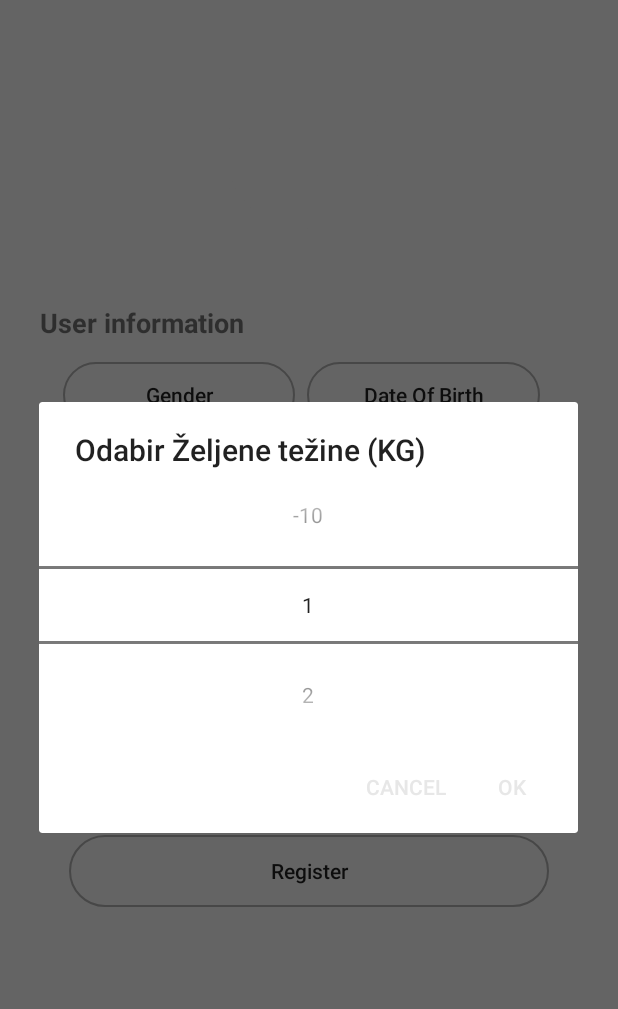
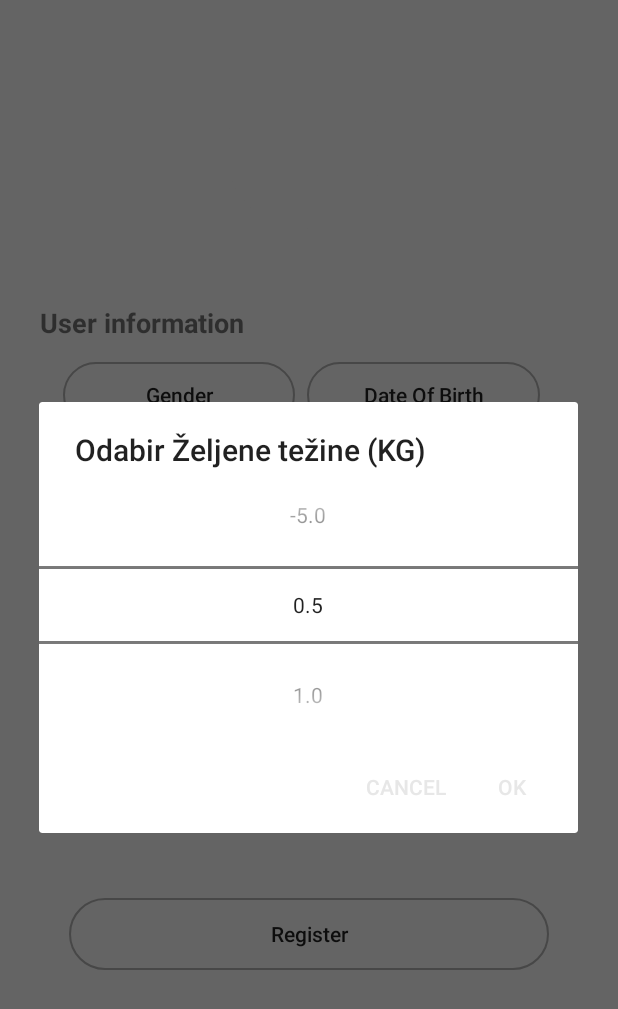
Before and after one commit to jpetanjek/FitApp, an Android app: the Registracija screen opened directly, with no data from a screen before it, after a tap on "Weight Loss Or Gain", on a phone screen of 412 x 824 dp. Shown: the top 1009 px of the screen. Run offline under Robolectric (Android 15) with nearby library versions, the phone set to English and light mode, and no system bars.

Commit message:
#46 - Ispravak ulaznih vrijednosti kod aktivnosti Registracija Popravak unosa odabira tjedne Gain/Loss kilaže

```diff
--- a/FitApp/registracija/src/main/java/com/example/registracija/Registracija.java
+++ b/FitApp/registracija/src/main/java/com/example/registracija/Registracija.java
@@ -231,7 +231,7 @@ public class Registracija extends AppCompatActivity {
                 if(v.getId()==R.id.btnWeightLossOrGainGoal) {
                     //TODO - popraviti unose
                     final NumberPicker lossGainPick = new NumberPicker(Registracija.this);
-                    String[] inputValues = {"1","2","3","4","5","6","7","8","9","10","-1","-2","-3","-4","-5","-6","-7","-8","-9","-10"};
+                    final String[] inputValues = {"0.5","1.0","1.5","2.0","2.5","3.0","3.5","4.0","4.5","5.0","-0.5","-1.0","-1.5","-2.0","-2.5","-3.0","-3.5","-4.0","-4.5","-5.0"};
                     lossGainPick.setDisplayedValues(inputValues);
                     lossGainPick.setMaxValue(19);
                     lossGainPick.setMinValue(0);
@@ -242,8 +242,8 @@ public class Registracija extends AppCompatActivity {
                     alertDialogBuilder.setPositiveButton(android.R.string.ok, new DialogInterface.OnClickListener() {
                         @Override
                         public void onClick(DialogInterface dialog, int which) {
-                            uiPickLossGainGoal.setText(""+lossGainPick.getValue()+" kg");
-                            weightGainLossGoal=Float.valueOf(lossGainPick.getValue());
+                            uiPickLossGainGoal.setText(""+inputValues[lossGainPick.getValue()]+" kg");
+                            weightGainLossGoal=Float.valueOf(inputValues[lossGainPick.getValue()]);
                         }
                     });
 
@@ -291,7 +291,7 @@ public class Registracija extends AppCompatActivity {
                             noviKorisnik.setCiljTjednogMrsavljenja(weightGainLossGoal);
                             noviKorisnik.setSpol(gender);
                             noviKorisnik.setDatumRodenja(datumRodenja);
-
+/*
                             Call<Void> poziv = jApi.unesiKorisnika(noviKorisnik.getIme(),noviKorisnik.getPrezime(),noviKorisnik.getGoogle_id(),account.getEmail(),
                                     noviKorisnik.getVisina(),noviKorisnik.getRazinaAktivnosti(),noviKorisnik.getCiljMase(),
                                     noviKorisnik.getCiljTjednogMrsavljenja(),noviKorisnik.getSpol(),noviKorisnik.getDatumRodenja());
@@ -311,7 +311,7 @@ public class Registracija extends AppCompatActivity {
                                     System.out.println("Ne radi");
                                 }
                             });
-
+*/
                             //još ga nadodati u lokalnu bazu¸¸
 
 
--- a/FitApp/registracija/src/main/res/layout/activity_registracija.xml
+++ b/FitApp/registracija/src/main/res/layout/activity_registracija.xml
@@ -39,7 +39,7 @@
 
         <TextView
             android:id="@+id/tvMail"
-            android:layout_width="181dp"
+            android:layout_width="200dp"
             android:layout_height="wrap_content"
             android:layout_below="@+id/btnMail"
             android:text=""
@@ -216,14 +216,14 @@
     <LinearLayout
         android:id="@+id/linear4"
         android:layout_width="match_parent"
-        android:layout_height="192dp"
+        android:layout_height="100dp"
         android:layout_below="@+id/linear2"
         android:gravity="center"
 
         android:layout_marginStart="42dp"
-        android:layout_marginTop="42dp"
+        android:layout_marginTop="130dp"
         android:layout_marginEnd="42dp"
-        android:layout_marginBottom="42dp"
+        android:layout_marginBottom="30dp"
         android:orientation="horizontal">
 
         <Button
```
